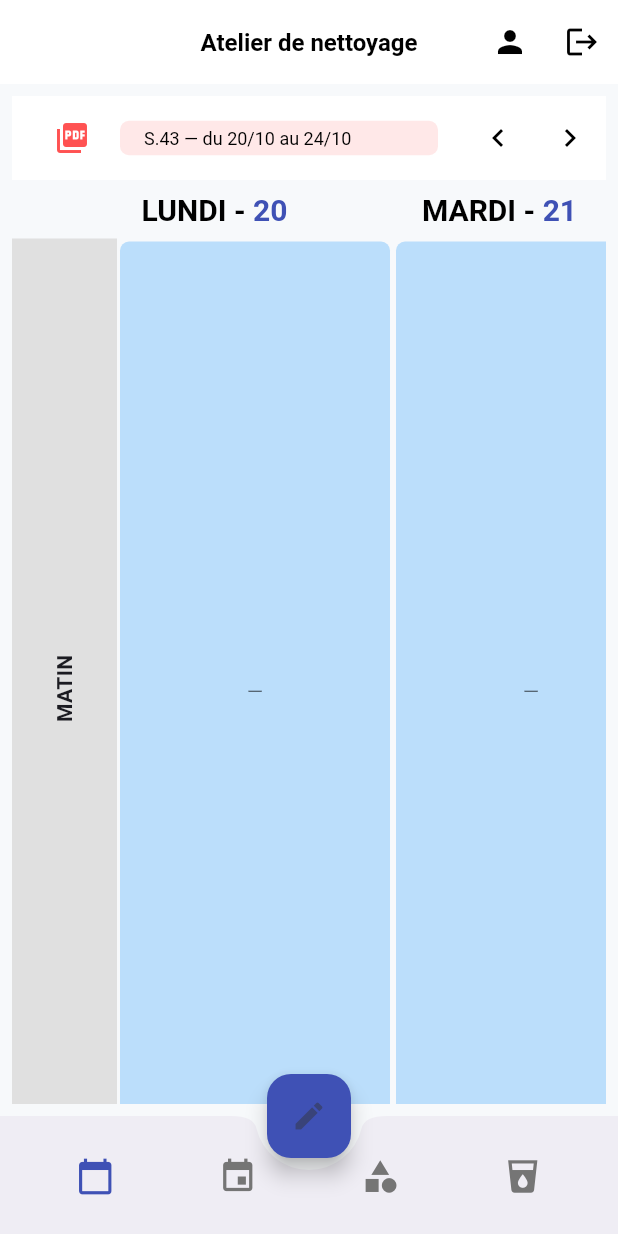
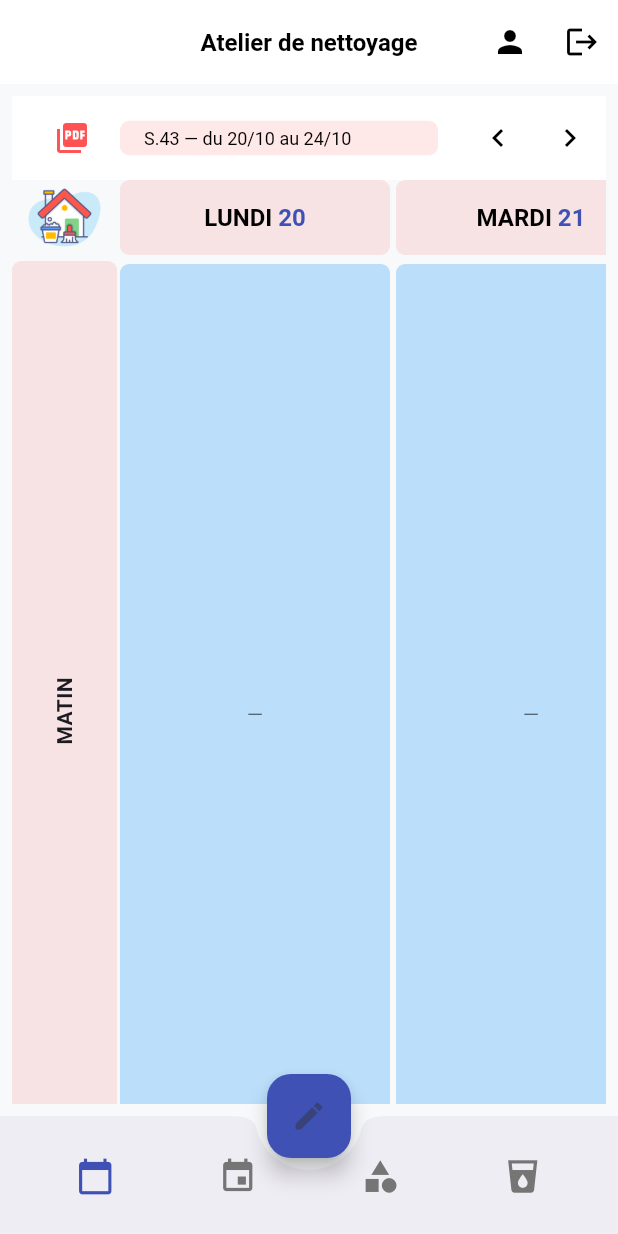
Before and after one commit to Web82-Thom/cleaning_schedule_demo, a Flutter app: the screen it shows once a user with an empty profile is signed in, on a phone screen of 412 x 824 dp. Run offline on Flutter 3.47's test engine with Material 3 defaults, Android fonts, the phone set to English and light mode, and no system bars; our stand-ins replace cloud_firestore, firebase_auth, firebase_core, open_filex, pdf, share_plus and 1 more; accounts and stored records are empty.

Commit message:
adjust table, add icon

```diff
--- a/lib/widgets/weekly_schedule_table_widget.dart
+++ b/lib/widgets/weekly_schedule_table_widget.dart
@@ -326,36 +326,46 @@ class _WeeklyScheduleTableWidgetState extends State<WeeklyScheduleTableWidget> {
                   child: Column(
                     crossAxisAlignment: CrossAxisAlignment.start,
                     children: [
+                      // ---------- HEADER : jours + dates ----------
                       Row(
+                        crossAxisAlignment: CrossAxisAlignment.end,
                         children: [
-                          const SizedBox(width: 40),
+                          Container(
+                            width: 70,
+                            child: Image.asset('assets/icon/app_icon.png', width: 50, height: 50,),
+                          ), // espace pour la colonne MATIN/APRÈS-MIDI
                           ..._weekDays.map(
                             (d) {
                               final dayName = DateFormat('EEEE', 'fr_FR').format(d).toUpperCase();
-                              final dayNumber = DateFormat('d').format(d); // ex: "21"
+                              final dayNumber = DateFormat('d').format(d);
 
                               return Container(
-                                width: 190,
+                                width: 180, // même largeur que les colonnes
+                                height: 50,
+                                margin: const EdgeInsets.symmetric(horizontal: 2),
+                                decoration: BoxDecoration(
+                                  color: const Color.fromARGB(34, 255, 82, 82),
+                                  borderRadius: BorderRadius.circular(6),
+                                ),
                                 alignment: Alignment.center,
-                                padding: const EdgeInsets.all(8),
                                 child: RichText(
                                   textAlign: TextAlign.center,
                                   text: TextSpan(
                                     children: [
                                       TextSpan(
-                                        text: '$dayName - ',
+                                        text: '$dayName ',
                                         style: const TextStyle(
                                           fontWeight: FontWeight.bold,
                                           color: Colors.black,
-                                          fontSize: 20
+                                          fontSize: 16,
                                         ),
                                       ),
                                       TextSpan(
                                         text: dayNumber,
                                         style: const TextStyle(
-                                          fontWeight: FontWeight.w600,
+                                          fontWeight: FontWeight.bold,
                                           color: Colors.indigo,
-                                          fontSize: 20,
+                                          fontSize: 16,
                                         ),
                                       ),
                                     ],
@@ -366,30 +376,28 @@ class _WeeklyScheduleTableWidgetState extends State<WeeklyScheduleTableWidget> {
                           ),
                         ],
                       ),
+                      const SizedBox(height: 4),
+
+                      // ---------- TABLE MATIN / APRÈS-MIDI ----------
                       for (var slot in ['morning', 'afternoon'])
-                      Column(
-                        crossAxisAlignment: CrossAxisAlignment.start,
-                        children: [
                         Row(
                           crossAxisAlignment: CrossAxisAlignment.start,
                           children: [
                             Container(
                               width: 70,
                               height: 600,
-                                color: Colors.grey.shade300,
+                              decoration: BoxDecoration(
+                                color: const Color.fromARGB(34, 255, 82, 82),
+                                borderRadius: BorderRadius.circular(6),
+                              ),
                               child: Center(
                                 child: Transform.rotate(
                                   angle: -3.14 / 2,
-                                    child: FittedBox(
-                                      fit: BoxFit.contain,
                                   child: Text(
-                                        slot == 'morning'
-                                            ? 'MATIN'
-                                            : 'APRÈS-MIDI',
+                                    slot == 'morning' ? 'MATIN' : 'APRÈS-MIDI',
                                     style: const TextStyle(
                                       fontWeight: FontWeight.bold,
                                       fontSize: 14,
-                                        ),
                                     ),
                                   ),
                                 ),
@@ -400,7 +408,7 @@ class _WeeklyScheduleTableWidgetState extends State<WeeklyScheduleTableWidget> {
                               final cellEvents = grouped[key] ?? [];
 
                               return Container(
-                                  width: 180,
+                                width: 180, // identique à la largeur du header
                                 height: 600,
                                 margin: const EdgeInsets.all(2),
                                 padding: const EdgeInsets.all(6),
@@ -410,24 +418,21 @@ class _WeeklyScheduleTableWidgetState extends State<WeeklyScheduleTableWidget> {
                                       : Colors.orange.shade100,
                                   borderRadius: BorderRadius.circular(6),
                                 ),
-                                  child: cellEvents.isEmpty ?
-                                  const Center(
+                                child: cellEvents.isEmpty
+                                    ? const Center(
                                         child: Text(
                                           '—',
-                                      style: TextStyle(
-                                        color: Colors.black54,
+                                          style: TextStyle(color: Colors.black54),
                                         ),
-                                    ),
-                                  ) :
-                                  buildScrollableCell(cellEvents),
+                                      )
+                                    : buildScrollableCell(cellEvents),
                               );
                             }),
                           ],
                         ),
                     ],
-                      ),
-                    ],
-                  ),
+                  )
+
                 ),
               );
             },
```
Lines whose indentation alone changed are shown as unchanged.
